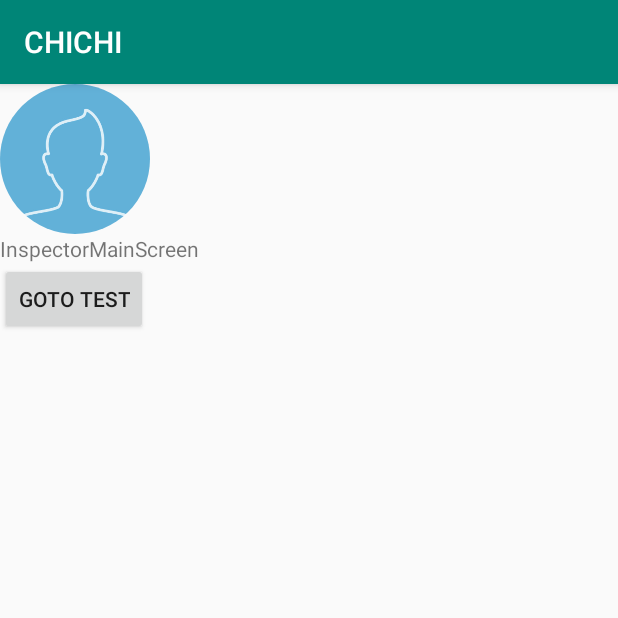
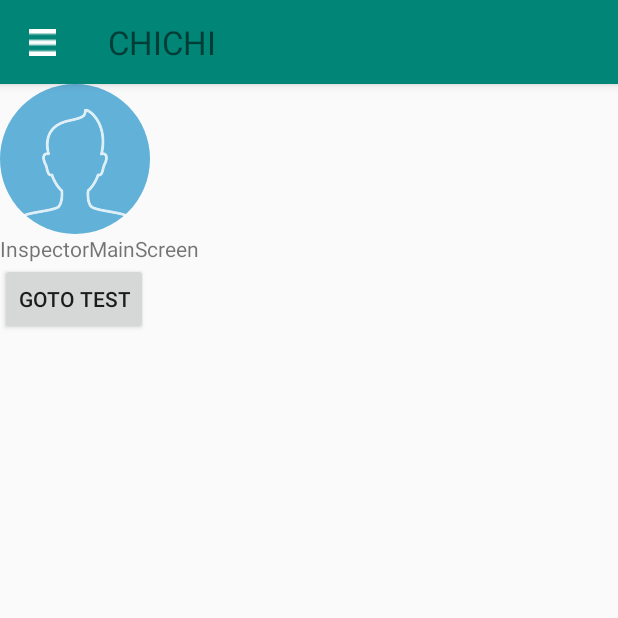
Before and after one commit to HyeonJiChoi/ChiChi, an Android app: the InspectorMainScreen screen opened directly, with no data from a screen before it, on a phone screen of 412 x 824 dp, the top half of it. Run offline under Robolectric (Android 15) with nearby library versions, the phone set to English and light mode, and no system bars; our stand-ins replace CircleImageView, Firebase (no records; nobody signed in at launch, a user with empty details on screens opened directly); libraries missing offline, so code that uses them is left out: com.firebase.ui; 1 statement that could not run was skipped.

Commit message:
Add Action Bar
add ActionBar

```diff
--- a/CHICHI/app/build.gradle
+++ b/CHICHI/app/build.gradle
@@ -33,5 +33,6 @@ dependencies {
     implementation 'com.github.bumptech.glide:glide:3.7.0'
     implementation 'com.firebaseui:firebase-ui-storage:2.0.1'
     implementation 'com.android.support:design:28.0.0'
+    implementation 'com.android.support:support-compat:28.0.0'
 }
 apply plugin: 'com.google.gms.google-services'
--- a/CHICHI/app/src/main/java/org/dementia/chichi/InspectorMainScreen.java
+++ b/CHICHI/app/src/main/java/org/dementia/chichi/InspectorMainScreen.java
@@ -1,9 +1,11 @@
 package org.dementia.chichi;
 
+import androidx.appcompat.app.ActionBar;
 import androidx.appcompat.app.AppCompatActivity;
 
 import android.content.Intent;
 import android.os.Bundle;
+import android.view.LayoutInflater;
 import android.view.View;
 import android.widget.Button;
 
@@ -18,11 +20,15 @@ public class InspectorMainScreen extends AppCompatActivity {
     Button testButton;
     CircleImageView inspectorMainScreenProfile;
     StorageReference riversRef;
+    ActionBar ab;
 
     @Override
     protected void onCreate(Bundle savedInstanceState) {
         super.onCreate(savedInstanceState);
         setContentView(R.layout.activity_inspector_main_screen);
+
+        setActionbar();
+
         riversRef = FirebaseStorage.getInstance().getReferenceFromUrl("gs://chichi-cef38.appspot.com");;
         testButton = findViewById(R.id.inspectorMainScreenTestButton);
         inspectorMainScreenProfile = findViewById(R.id.inspectorMainScreenProfile);
@@ -41,4 +47,19 @@ public class InspectorMainScreen extends AppCompatActivity {
             }
         });
     }
+    public void setActionbar() {
+        //액션바 만들기
+        ab = getSupportActionBar();
+
+        // Custom Actionbar를 사용하기 위해 CustomEnabled을 true 시키고 필요 없는 것은 false 시킨다
+        ab.setDisplayShowCustomEnabled(true);
+        ab.setDisplayHomeAsUpEnabled(true);            //액션바 아이콘을 업 네비게이션 형태로 표시합니다.
+        ab.setDisplayShowTitleEnabled(false);        //액션바에 표시되는 제목의 표시유무를 설정합니다.
+        ab.setDisplayShowHomeEnabled(false);            //홈 아이콘을 숨김처리합니다.
+        ab.setHomeAsUpIndicator(R.drawable.menu_icon);
+
+        //layout을 가지고 와서 actionbar에 포팅을 시킵니다.
+        View mCustomView = LayoutInflater.from(this).inflate(R.layout.actionbar_inspector_main_screen, null);
+        ab.setCustomView(mCustomView);
+    }
 }
--- /dev/null
+++ b/CHICHI/app/src/main/res/layout/actionbar_inspector_main_screen.xml
@@ -0,0 +1,13 @@
+<?xml version="1.0" encoding="utf-8"?>
+<RelativeLayout xmlns:android="http://schemas.android.com/apk/res/android"
+    android:layout_width="match_parent" android:layout_height="90dp">
+    <TextView
+        android:id="@+id/textViewConditionSettingActionBar"
+        android:layout_width="wrap_content"
+        android:layout_height="wrap_content"
+        android:layout_centerInParent="true"
+        android:paddingRight="10dp"
+        android:text = "CHICHI"
+        android:textSize="10pt" />
+
+</RelativeLayout>
```
Also changed, not shown: CHICHI/app/src/main/res/drawable/menu_icon.png (added).
